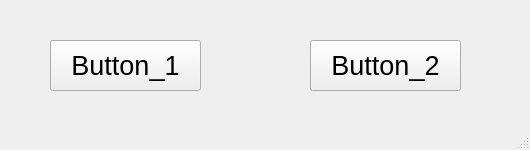
Above: qt_p_1_d.ui from k-bar-n/qt before the change. Below: the same form after it.
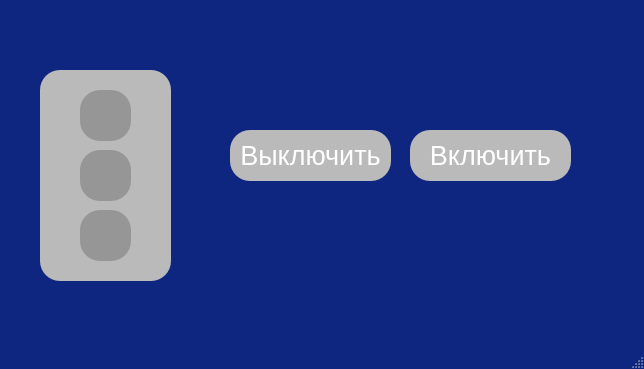
That is the form after the change.

Patch:
```diff
--- a/qt_p_1_d.ui
+++ b/qt_p_1_d.ui
@@ -6,8 +6,8 @@
    <rect>
     <x>0</x>
     <y>0</y>
-    <width>530</width>
-    <height>150</height>
+    <width>644</width>
+    <height>369</height>
    </rect>
   </property>
   <property name="minimumSize">
@@ -19,13 +19,128 @@
   <property name="windowTitle">
    <string>MainWindow</string>
   </property>
+  <property name="styleSheet">
+   <string notr="true">QMainWindow { 
+background-color: rgb(14, 38, 127);
+}
+
+QGroupBox#groupBox_1 { 
+background-color: rgb(186, 186, 186);
+border-radius: 20px;
+}
+
+QPushButton#Button_red { 
+background-color: rgb(150, 150, 150);
+border-radius: 20px;
+}
+
+QPushButton#Button_green { 
+background-color: rgb(150, 150, 150);
+border-radius: 20px;
+}
+
+QPushButton#Button_yellow { 
+background-color: rgb(150, 150, 150);
+border-radius: 20px;
+}
+
+QPushButton { 
+color: white;
+}
+
+QPushButton#Button_off { 
+background-color: rgb(186, 186, 186);
+border-radius: 20px;
+}
+
+QPushButton#Button_on { 
+background-color: rgb(186, 186, 186);
+border-radius: 20px;
+}</string>
+  </property>
   <widget class="QWidget" name="centralwidget">
-   <widget class="QPushButton" name="Button_1">
+   <widget class="QGroupBox" name="groupBox_1">
     <property name="geometry">
      <rect>
-      <x>50</x>
-      <y>40</y>
-      <width>151</width>
+      <x>40</x>
+      <y>70</y>
+      <width>131</width>
+      <height>211</height>
+     </rect>
+    </property>
+    <property name="title">
+     <string/>
+    </property>
+    <widget class="QPushButton" name="Button_yellow">
+     <property name="geometry">
+      <rect>
+       <x>40</x>
+       <y>80</y>
+       <width>51</width>
+       <height>51</height>
+      </rect>
+     </property>
+     <property name="font">
+      <font>
+       <pointsize>20</pointsize>
+      </font>
+     </property>
+     <property name="styleSheet">
+      <string notr="true"/>
+     </property>
+     <property name="text">
+      <string/>
+     </property>
+    </widget>
+    <widget class="QPushButton" name="Button_red">
+     <property name="geometry">
+      <rect>
+       <x>40</x>
+       <y>20</y>
+       <width>51</width>
+       <height>51</height>
+      </rect>
+     </property>
+     <property name="font">
+      <font>
+       <pointsize>20</pointsize>
+      </font>
+     </property>
+     <property name="styleSheet">
+      <string notr="true"/>
+     </property>
+     <property name="text">
+      <string/>
+     </property>
+    </widget>
+    <widget class="QPushButton" name="Button_green">
+     <property name="geometry">
+      <rect>
+       <x>40</x>
+       <y>140</y>
+       <width>51</width>
+       <height>51</height>
+      </rect>
+     </property>
+     <property name="font">
+      <font>
+       <pointsize>20</pointsize>
+      </font>
+     </property>
+     <property name="styleSheet">
+      <string notr="true"/>
+     </property>
+     <property name="text">
+      <string/>
+     </property>
+    </widget>
+   </widget>
+   <widget class="QPushButton" name="Button_off">
+    <property name="geometry">
+     <rect>
+      <x>230</x>
+      <y>130</y>
+      <width>161</width>
       <height>51</height>
      </rect>
     </property>
@@ -34,16 +149,19 @@
       <pointsize>20</pointsize>
      </font>
     </property>
+    <property name="styleSheet">
+     <string notr="true"/>
+    </property>
     <property name="text">
-     <string>Button_1</string>
+     <string>Выключить</string>
     </property>
    </widget>
-   <widget class="QPushButton" name="Button_2">
+   <widget class="QPushButton" name="Button_on">
     <property name="geometry">
      <rect>
-      <x>310</x>
-      <y>40</y>
-      <width>151</width>
+      <x>410</x>
+      <y>130</y>
+      <width>161</width>
       <height>51</height>
      </rect>
     </property>
@@ -52,8 +170,11 @@
       <pointsize>20</pointsize>
      </font>
     </property>
+    <property name="styleSheet">
+     <string notr="true"/>
+    </property>
     <property name="text">
-     <string>Button_2</string>
+     <string>Включить</string>
     </property>
    </widget>
   </widget>
```
